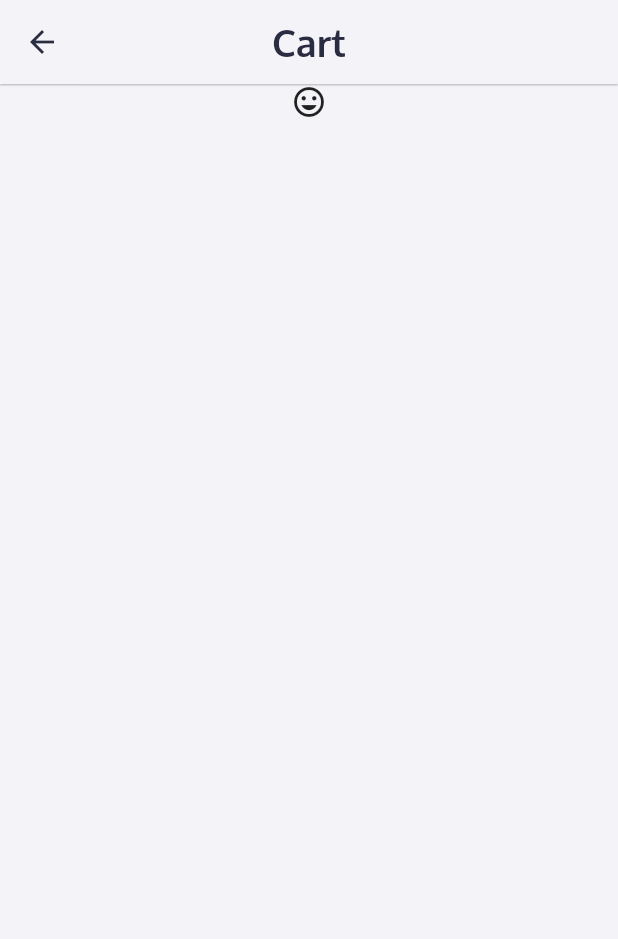
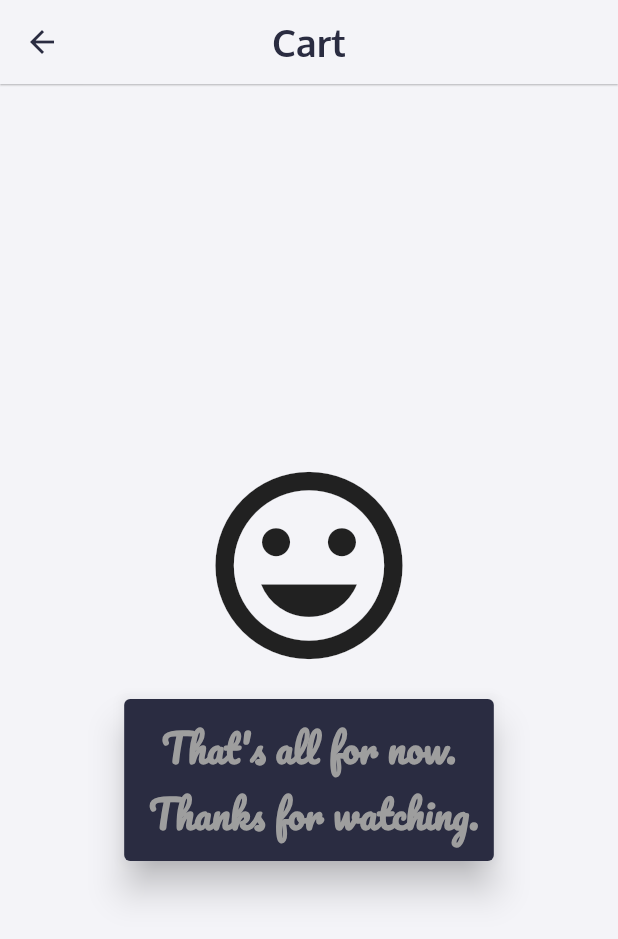
Before and after one commit to DevAdedoyin/MamaPut, a Flutter app: the CartScreen screen opened directly, on a phone screen of 412 x 824 dp. Shown: the top 939 px of the screen. Run offline on Flutter 3.47's test engine with Material 2 defaults, Android fonts, the phone set to English and light mode, and no system bars; our stand-ins replace badges, carousel_slider, flutter_rating_bar, flutter_riverpod, font_awesome_flutter.

Commit message:
Cart Screen

```diff
--- a/lib/main.dart
+++ b/lib/main.dart
@@ -5,6 +5,7 @@ import 'package:mama_put/constants/color_constants.dart';
 import 'package:mama_put/constants/text_constants.dart';
 import 'package:mama_put/model.dart';
 import 'package:mama_put/navigators.dart';
+import 'package:mama_put/screens/cart_screen.dart';
 import 'package:mama_put/screens/detail_screen.dart';
 import 'package:mama_put/screens/home/home.dart';
 import 'package:mama_put/screens/meal_screen.dart';
@@ -42,6 +43,7 @@ class MyApp extends StatelessWidget {
         Navigators.recommendedScreen: (context) => const RecommendedScreen(),
         Navigators.mealScreen: (context) => const MealScreen(),
         Navigators.detailScreen: (context) => const MealDetailScreen(),
+        Navigators.cartScreen: (context) => const CartScreen(),
       },
     );
   }
--- a/lib/navigators.dart
+++ b/lib/navigators.dart
@@ -7,4 +7,5 @@ class Navigators {
   static const String recommendedScreen = 'recommended';
   static const String mealScreen = 'meals';
   static const String detailScreen = 'details';
+  static const String cartScreen = 'cart';
 }
--- a/lib/screens/cart_screen.dart
+++ b/lib/screens/cart_screen.dart
@@ -1,4 +1,7 @@
 import 'package:flutter/material.dart';
+import 'package:mama_put/constants/color_constants.dart';
+import 'package:mama_put/constants/size_constants.dart';
+import 'package:mama_put/constants/text_constants.dart';
 import 'package:mama_put/widget/app_bar.dart';
 
 class CartScreen extends StatelessWidget {
@@ -10,10 +13,28 @@ class CartScreen extends StatelessWidget {
       appBar: CustomAppBar.appBar('Cart'),
       body: Center(
         child: Column(
-          children: const [
-            Icon(
+          mainAxisAlignment: MainAxisAlignment.center,
+          children: [
+            const Icon(
               Icons.mood,
+              size: 150,
             ),
+            SizeConstants.gapHeight(10),
+            Card(
+              elevation: 10,
+              color: ColorConstants.primaryColor,
+              child: Container(
+                padding: SizeConstants.spacing(10.0, 10.0),
+                child: Text(
+                  'That\'s all for now.\n Thanks for watching.',
+                  textAlign: TextAlign.center,
+                  style: TextConstants.extraLargeFont(
+                    fontFamily: TextConstants.appTitleFamily,
+                    color: ColorConstants.greyColor,
+                  ),
+                ),
+              ),
+            )
           ],
         ),
       ),
--- a/lib/screens/home/home.dart
+++ b/lib/screens/home/home.dart
@@ -42,7 +42,9 @@ class HomeScreen extends StatelessWidget {
                   fontSize: 17)),
         ])),
         actions: [
-          Badge(
+          InkWell(
+            onTap: () => Navigator.pushNamed(context, Navigators.cartScreen),
+            child: Badge(
               position: BadgePosition.topEnd(top: 6, end: -3),
               alignment: Alignment.center,
               badgeColor: ColorConstants.primaryColor,
@@ -51,14 +53,15 @@ class HomeScreen extends StatelessWidget {
                     ref.read(cartItemProvider).cartItemQuantity;
                 return Text(
                   cartItemQuantity.toString(),
-                style:
-                    TextConstants.badgeTextFont(ColorConstants.backgroundColor),
+                  style: TextConstants.badgeTextFont(
+                      ColorConstants.backgroundColor),
                 );
               }),
               child: const Icon(
                 Icons.notifications,
                 color: ColorConstants.secondaryColor,
                 size: 25,
+              ),
             ),
           ),
           SizeConstants.gapWidth(12)
```
Lines whose indentation alone changed are shown as unchanged.
